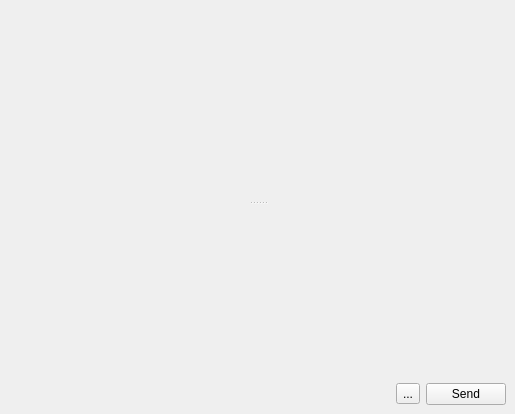
This is widgets/chatwidget.ui in xmpp-graveyard/jabbim as Qt 5 draws it before an edit. The edited form follows.
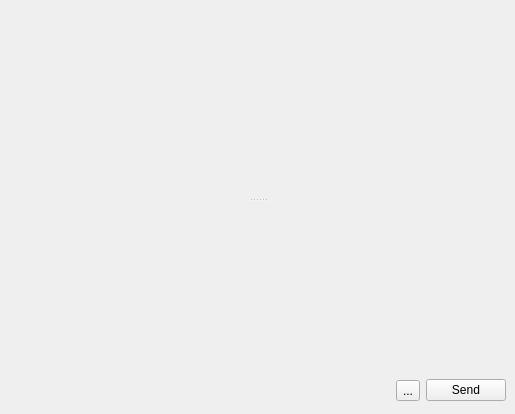
This is the edited form. Icons and pictures are not drawn.

The edit to the form file:
```diff
--- a/widgets/chatwidget.ui
+++ b/widgets/chatwidget.ui
@@ -22,60 +22,27 @@
    <property name="spacing" >
     <number>6</number>
    </property>
-   <item row="1" column="0" colspan="2" >
-    <widget class="QSplitter" name="splitter" >
-     <property name="orientation" >
-      <enum>Qt::Vertical</enum>
+   <item row="2" column="0" >
+    <widget class="QLabel" name="chatstate" >
+     <property name="text" >
+      <string/>
      </property>
-     <widget class="QWidget" native="1" name="viewWidget" >
-      <property name="minimumSize" >
-       <size>
-        <width>0</width>
-        <height>10</height>
-       </size>
-      </property>
-     </widget>
-     <widget class="QWidget" native="1" name="lineWidget" >
-      <property name="minimumSize" >
-       <size>
-        <width>0</width>
-        <height>10</height>
-       </size>
-      </property>
-     </widget>
     </widget>
    </item>
-   <item row="0" column="0" colspan="2" >
-    <layout class="QHBoxLayout" >
-     <property name="margin" >
-      <number>0</number>
-     </property>
-     <property name="spacing" >
-      <number>6</number>
-     </property>
-     <item>
-      <widget class="QLabel" name="label" >
-       <property name="text" >
-        <string/>
-       </property>
-      </widget>
-     </item>
-     <item>
-      <widget class="QLabel" name="avatar" >
-       <property name="maximumSize" >
-        <size>
-         <width>32</width>
-         <height>32</height>
-        </size>
-       </property>
-       <property name="text" >
-        <string/>
-       </property>
-      </widget>
-     </item>
-    </layout>
-   </item>
    <item row="2" column="1" >
+    <spacer>
+     <property name="orientation" >
+      <enum>Qt::Horizontal</enum>
+     </property>
+     <property name="sizeHint" >
+      <size>
+       <width>311</width>
+       <height>29</height>
+      </size>
+     </property>
+    </spacer>
+   </item>
+   <item row="2" column="2" >
     <layout class="QHBoxLayout" >
      <property name="margin" >
       <number>0</number>
@@ -108,18 +75,58 @@
      </item>
     </layout>
    </item>
-   <item row="2" column="0" >
-    <spacer>
+   <item row="0" column="0" colspan="3" >
+    <layout class="QHBoxLayout" >
+     <property name="margin" >
+      <number>0</number>
+     </property>
+     <property name="spacing" >
+      <number>6</number>
+     </property>
+     <item>
+      <widget class="QLabel" name="label" >
+       <property name="text" >
+        <string/>
+       </property>
+      </widget>
+     </item>
+     <item>
+      <widget class="QLabel" name="avatar" >
+       <property name="maximumSize" >
+        <size>
+         <width>32</width>
+         <height>32</height>
+        </size>
+       </property>
+       <property name="text" >
+        <string/>
+       </property>
+      </widget>
+     </item>
+    </layout>
+   </item>
+   <item row="1" column="0" colspan="3" >
+    <widget class="QSplitter" name="splitter" >
      <property name="orientation" >
-      <enum>Qt::Horizontal</enum>
+      <enum>Qt::Vertical</enum>
      </property>
-     <property name="sizeHint" >
-      <size>
-       <width>321</width>
-       <height>20</height>
-      </size>
-     </property>
-    </spacer>
+     <widget class="QWidget" native="1" name="viewWidget" >
+      <property name="minimumSize" >
+       <size>
+        <width>0</width>
+        <height>10</height>
+       </size>
+      </property>
+     </widget>
+     <widget class="QWidget" native="1" name="lineWidget" >
+      <property name="minimumSize" >
+       <size>
+        <width>0</width>
+        <height>10</height>
+       </size>
+      </property>
+     </widget>
+    </widget>
    </item>
   </layout>
  </widget>
```
